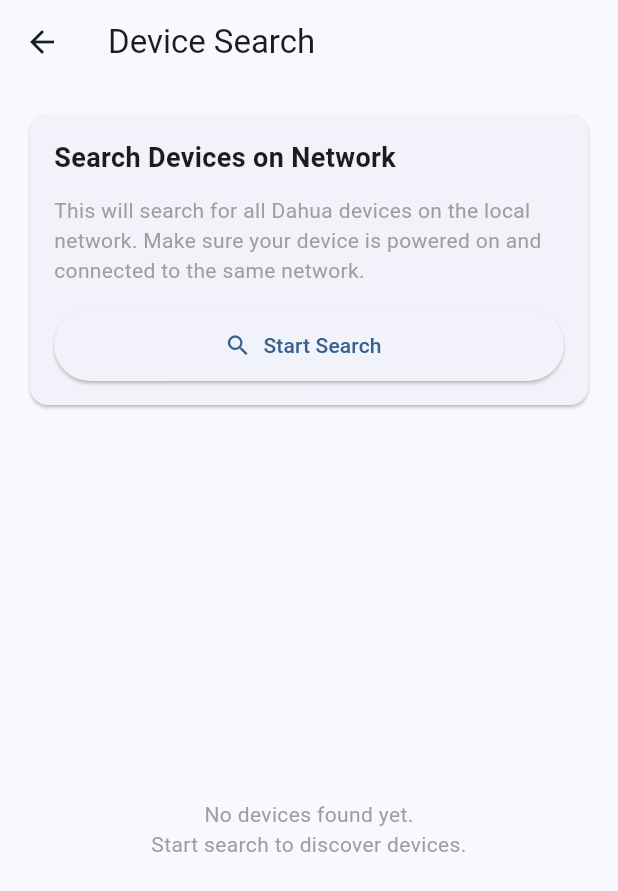
After one commit to faradzhalelov/dahua_net_sdk, a Flutter app: the screen it shows after launch, after a tap on "Device Search (Network Discovery)", on a phone screen of 412 x 824 dp. The commit adds this screen. Shown: the top 891 px of the screen. Run offline on Flutter 3.47's test engine with Material 3 defaults, Android fonts, the phone set to English and light mode, and no system bars; our stand-ins replace flutter_dotenv, plugin_platform_interface.

Commit message:
add search device

```diff
--- /dev/null
+++ b/example/lib/views/device_search_view.dart
@@ -0,0 +1,239 @@
+import 'package:flutter/material.dart';
+import 'dart:async';
+import 'package:dahua_sdk/dahua_sdk.dart';
+
+class DeviceSearchView extends StatefulWidget {
+  const DeviceSearchView({super.key});
+
+  @override
+  State<DeviceSearchView> createState() => _DeviceSearchViewState();
+}
+
+class _DeviceSearchViewState extends State<DeviceSearchView> {
+  final TextEditingController _serialController = TextEditingController();
+  final List<DeviceInfo> _foundDevices = [];
+  StreamSubscription<DeviceInfo>? _searchSubscription;
+  bool _isSearching = false;
+  String? _errorMessage;
+
+  @override
+  void dispose() {
+    _stopSearch();
+    _serialController.dispose();
+    super.dispose();
+  }
+
+  Future<void> _startSearch() async {
+    if (_isSearching) return;
+
+    setState(() {
+      _isSearching = true;
+      _errorMessage = null;
+      _foundDevices.clear();
+    });
+
+    try {
+      _searchSubscription = DahuaSdk.searchDeviceBySerial().listen(
+        (device) {
+          setState(() {
+            // Only add if not already in list
+            if (!_foundDevices.any((d) => d.serialNo == device.serialNo)) {
+              _foundDevices.add(device);
+            }
+          });
+        },
+        onError: (error) {
+          setState(() {
+            _errorMessage = error.toString();
+            _isSearching = false;
+          });
+        },
+      );
+
+      // Auto-stop after 30 seconds
+      Future.delayed(const Duration(seconds: 30), () {
+        if (_isSearching) {
+          _stopSearch();
+        }
+      });
+    } catch (e) {
+      setState(() {
+        _errorMessage = 'Failed to start search: $e';
+        _isSearching = false;
+      });
+    }
+  }
+
+  Future<void> _stopSearch() async {
+    if (!_isSearching) return;
+
+    await _searchSubscription?.cancel();
+    _searchSubscription = null;
+    await DahuaSdk.stopDeviceSearch();
+
+    setState(() {
+      _isSearching = false;
+    });
+  }
+
+  @override
+  Widget build(BuildContext context) {
+    return Scaffold(
+      appBar: AppBar(title: const Text('Device Search')),
+      body: Padding(
+        padding: const EdgeInsets.all(16.0),
+        child: Column(
+          crossAxisAlignment: CrossAxisAlignment.stretch,
+          children: [
+            Card(
+              child: Padding(
+                padding: const EdgeInsets.all(16.0),
+                child: Column(
+                  crossAxisAlignment: CrossAxisAlignment.start,
+                  children: [
+                    const Text(
+                      'Search Devices on Network',
+                      style: TextStyle(
+                        fontSize: 18,
+                        fontWeight: FontWeight.bold,
+                      ),
+                    ),
+                    const SizedBox(height: 12),
+                    const Text(
+                      'This will search for all Dahua devices on the local network. '
+                      'Make sure your device is powered on and connected to the same network.',
+                      style: TextStyle(color: Colors.grey),
+                    ),
+                    const SizedBox(height: 16),
+                    ElevatedButton.icon(
+                      onPressed: _isSearching ? _stopSearch : _startSearch,
+                      icon: Icon(_isSearching ? Icons.stop : Icons.search),
+                      label: Text(
+                        _isSearching ? 'Stop Search' : 'Start Search',
+                      ),
+                      style: ElevatedButton.styleFrom(
+                        minimumSize: const Size.fromHeight(48),
+                      ),
+                    ),
+                  ],
+                ),
+              ),
+            ),
+            const SizedBox(height: 16),
+            if (_errorMessage != null)
+              Card(
+                color: Colors.red.shade50,
+                child: Padding(
+                  padding: const EdgeInsets.all(12.0),
+                  child: Row(
+                    children: [
+                      const Icon(Icons.error, color: Colors.red),
+                      const SizedBox(width: 8),
+                      Expanded(
+                        child: Text(
+                          _errorMessage!,
+                          style: const TextStyle(color: Colors.red),
+                        ),
+                      ),
+                    ],
+                  ),
+                ),
+              ),
+            if (_isSearching)
+              const Card(
+                child: Padding(
+                  padding: EdgeInsets.all(16.0),
+                  child: Row(
+                    children: [
+                      SizedBox(
+                        width: 20,
+                        height: 20,
+                        child: CircularProgressIndicator(strokeWidth: 2),
+                      ),
+                      SizedBox(width: 12),
+                      Text('Searching for devices...'),
+                    ],
+                  ),
+                ),
+              ),
+            const SizedBox(height: 8),
+            Expanded(
+              child: _foundDevices.isEmpty
+                  ? Center(
+                      child: Text(
+                        _isSearching
+                            ? 'Waiting for devices...'
+                            : 'No devices found yet.\nStart search to discover devices.',
+                        textAlign: TextAlign.center,
+                        style: const TextStyle(color: Colors.grey),
+                      ),
+                    )
+                  : ListView.builder(
+                      itemCount: _foundDevices.length,
+                      itemBuilder: (context, index) {
+                        final device = _foundDevices[index];
+                        return Card(
+                          child: ListTile(
+                            leading: CircleAvatar(
+                              backgroundColor: device.initialized
+                                  ? Colors.green
+                                  : Colors.orange,
+                              child: Icon(
+                                device.initialized
+                                    ? Icons.check
+                                    : Icons.settings,
+                                color: Colors.white,
+                              ),
+                            ),
+                            title: Text(
+                              device.serialNo,
+                              style: const TextStyle(
+                                fontWeight: FontWeight.bold,
+                                fontFamily: 'monospace',
+                              ),
+                            ),
+                            subtitle: Column(
+                              crossAxisAlignment: CrossAxisAlignment.start,
+                              children: [
+                                const SizedBox(height: 4),
+                                Text('IP: ${device.ip}:${device.port}'),
+                                Text('MAC: ${device.mac}'),
+                                Text(
+                                  device.initialized
+                                      ? 'Status: Initialized'
+                                      : 'Status: Not initialized',
+                                  style: TextStyle(
+                                    color: device.initialized
+                                        ? Colors.green
+                                        : Colors.orange,
+                                    fontWeight: FontWeight.w500,
+                                  ),
+                                ),
+                              ],
+                            ),
+                            trailing: IconButton(
+                              icon: const Icon(Icons.content_copy),
+                              onPressed: () {
+                                // Copy device info to clipboard
+                                ScaffoldMessenger.of(context).showSnackBar(
+                                  SnackBar(
+                                    content: Text(
+                                      'Copied: ${device.ip}:${device.port}',
+                                    ),
+                                  ),
+                                );
+                              },
+                              tooltip: 'Copy IP:Port',
+                            ),
+                            isThreeLine: true,
+                          ),
+                        );
+                      },
+                    ),
+            ),
+          ],
+        ),
+      ),
+    );
+  }
+}
--- a/example/lib/views/home_view.dart
+++ b/example/lib/views/home_view.dart
@@ -7,6 +7,7 @@
 import 'quad_channel_view.dart';
 import 'wifi_config_navigator.dart';
 import 'wifi_list_navigator.dart';
+import 'device_search_view.dart';
 
 class HomeView extends StatefulWidget {
   final CameraViewModel viewModel;
@@ -206,6 +207,19 @@
         ),
         const SizedBox(height: 12),
         _buildButton(
+          label: 'Device Search (Network Discovery)',
+          icon: Icons.search,
+          color: Colors.indigo,
+          enabled: true, // Device search doesn't require connection
+          onPressed: () {
+            Navigator.push(
+              context,
+              MaterialPageRoute(builder: (_) => const DeviceSearchView()),
+            );
+          },
+        ),
+        const SizedBox(height: 12),
+        _buildButton(
           label: 'WiFi Configuration (AP Config)',
           icon: Icons.wifi_tethering,
           color: Colors.purple,
--- a/lib/dahua_sdk.dart
+++ b/lib/dahua_sdk.dart
@@ -144,6 +144,33 @@
   }
 }
 
+/// Device information from network search
+class DeviceInfo {
+  final String serialNo;
+  final String ip;
+  final String mac;
+  final int port;
+  final bool initialized;
+
+  DeviceInfo({
+    required this.serialNo,
+    required this.ip,
+    required this.mac,
+    required this.port,
+    required this.initialized,
+  });
+
+  factory DeviceInfo.fromMap(Map<String, dynamic> map) {
+    return DeviceInfo(
+      serialNo: map['serialNo'] as String,
+      ip: map['ip'] as String,
+      mac: map['mac'] as String,
+      port: map['port'] as int,
+      initialized: map['initialized'] as bool,
+    );
+  }
+}
+
 class DahuaSdk {
   static const _ch = MethodChannel('dahua_sdk');
   static bool _handlerInstalled = false;
@@ -263,6 +290,25 @@
       return [];
     }
   }
+
+  /// Search for devices on the network by serial number
+  /// Returns a stream of discovered devices
+  /// Call stopDeviceSearch() to stop the search
+  static Stream<DeviceInfo> searchDeviceBySerial() {
+    const eventChannel = EventChannel('dahua_sdk/device_search');
+    return eventChannel.receiveBroadcastStream().map((event) {
+      return DeviceInfo.fromMap(Map<String, dynamic>.from(event));
+    });
+  }
+
+  /// Stop device search
+  static Future<void> stopDeviceSearch() async {
+    try {
+      await _ch.invokeMethod('stopDeviceSearch');
+    } catch (e) {
+      debugPrint('[DahuaSdk] stopDeviceSearch error: $e');
+    }
+  }
 }
 
 class DahuaPreview extends StatefulWidget {
```
Also changed, not shown: 5 other files.
